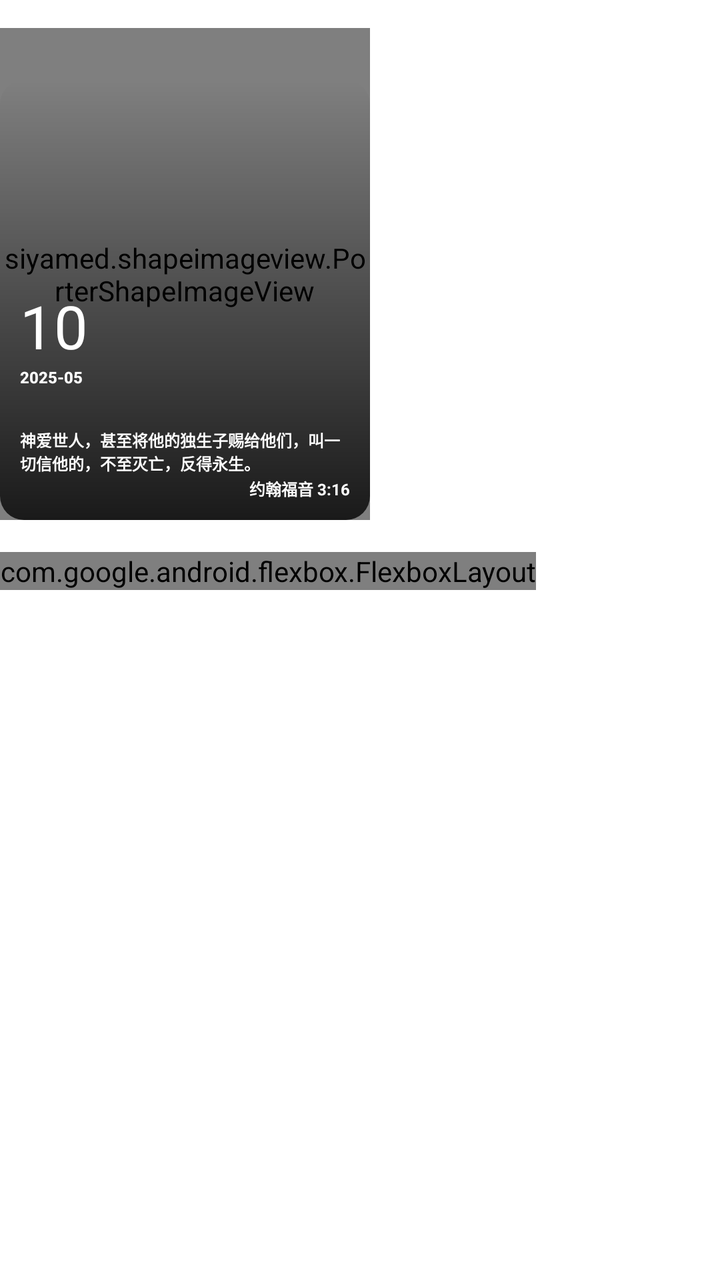
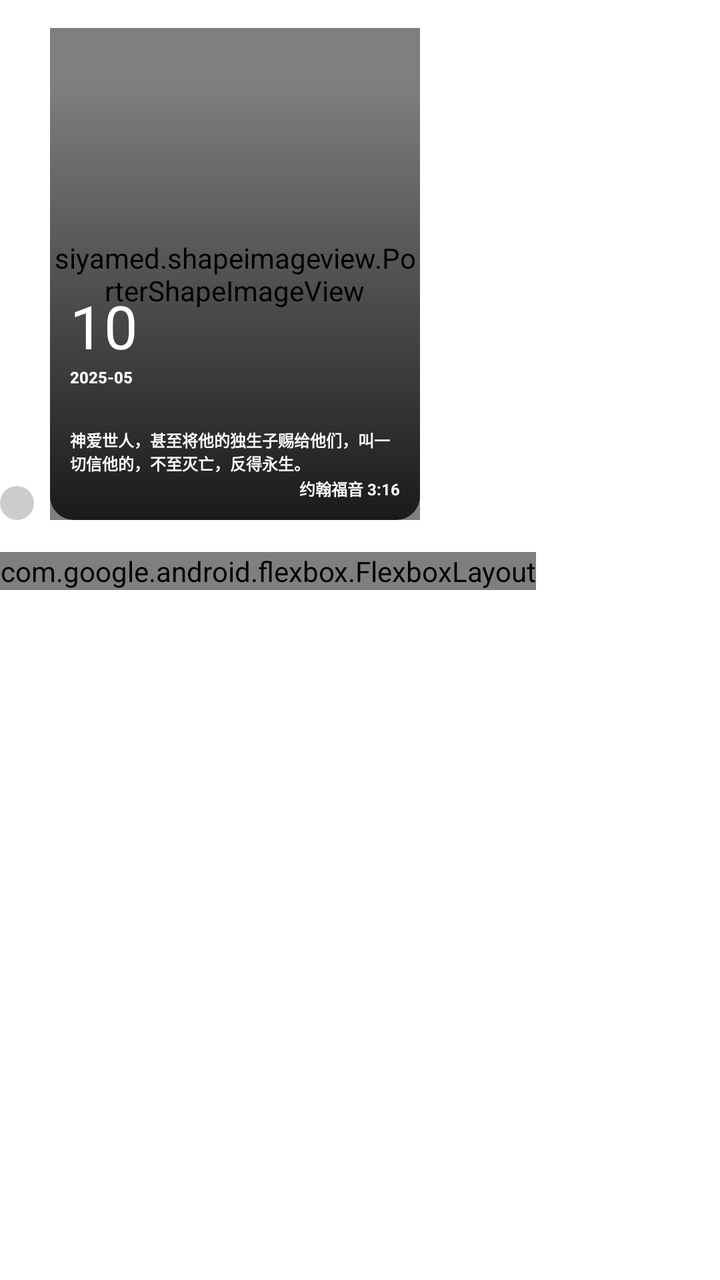

An Android layout rendered at two revisions. The XML below is the earlier revision; the diff shows what the commit changed to produce the second picture.
<!-- AndroidManifest.xml: application theme GGTheme -->
<!-- res/layout/item_feed_daily_gw.xml -->
<LinearLayout xmlns:android="http://schemas.android.com/apk/res/android"
    xmlns:app="http://schemas.android.com/apk/res-auto"
    xmlns:tools="http://schemas.android.com/tools"
    android:id="@id/root"
    android:layout_width="match_parent"
    android:layout_height="wrap_content"
    android:layout_marginLeft="16dp"
    android:layout_marginTop="8dp"
    android:layout_marginRight="16dp"
    android:layout_marginBottom="8dp"
    android:orientation="vertical"
    app:alignItems="flex_end"
    app:flexDirection="column"
    app:flexWrap="wrap">

    <FrameLayout
        android:id="@+id/image_container"
        android:layout_width="185dp"
        android:layout_height="246dp"
        android:layout_marginTop="14dp"
        android:background="@drawable/bubble_bible_image"
        android:orientation="vertical"
        app:layout_alignSelf="flex_start">
        

        <siyamed.shapeimageview.PorterShapeImageView
            android:id="@id/image"
            android:layout_width="185dp"
            android:layout_height="246dp"
            android:layout_gravity="center|start"
            android:adjustViewBounds="true"
            android:scaleType="centerCrop"
            app:siShape="@drawable/shape_image_bubble"
            app:siSquare="false" />

        

        <LinearLayout
            android:id="@+id/content"
            android:layout_width="match_parent"
            android:layout_height="220dp"
            android:background="@drawable/gradient_bible_image"
            android:gravity="start"
            android:layout_gravity="bottom"
            android:padding="10dp"
            android:orientation="vertical">

            <View
                android:layout_width="1dp"
                android:layout_height="0dp"
                android:layout_weight="1" />

            <TextView
                android:id="@+id/day"
                android:layout_width="wrap_content"
                android:layout_height="wrap_content"
                android:text="10"
                android:textColor="@color/white"
                android:textSize="30sp" />

            <TextView
                android:id="@+id/month"
                android:layout_width="wrap_content"
                android:layout_height="wrap_content"
                android:fontFamily="sans-serif-medium"
                android:text="2025-05"
                android:textColor="@color/white"
                android:textSize="8sp"
                android:textStyle="bold" />

            <TextView
                android:id="@+id/bible"
                android:layout_width="wrap_content"
                android:layout_height="wrap_content"
                android:layout_marginTop="20dp"
                android:fontFamily="sans-serif-medium"
                android:text="神爱世人，甚至将他的独生子赐给他们，叫一切信他的，不至灭亡，反得永生。"
                android:textColor="@color/white"
                android:textSize="8sp"
                android:textStyle="bold" />

            <TextView
                android:id="@+id/reference"
                android:layout_width="wrap_content"
                android:layout_height="wrap_content"
                android:layout_gravity="right"
                android:layout_marginTop="1dp"
                android:text="约翰福音 3:16"
                android:textColor="@color/white"
                android:textSize="8sp"
                android:textStyle="bold" />

        </LinearLayout>

    </FrameLayout>

    
    <com.google.android.flexbox.FlexboxLayout
        android:layout_width="wrap_content"
        android:layout_height="wrap_content"
        android:layout_marginTop="16dp"
        app:alignItems="center"
        app:flexDirection="row"
        app:justifyContent="flex_start"
        app:layout_alignSelf="flex_start">

        <ImageView
            android:id="@+id/btn_pray"
            style="@style/FeedOperator"
            android:visibility="gone"
            android:src="@mipmap/ic_pray" />

        <ImageView
            android:id="@+id/btn_download"
            style="@style/FeedOperator"
            android:layout_marginStart="0dp"
            android:src="@mipmap/ic_download_black" />

        <ImageView
            android:id="@+id/btn_share_image"
            style="@style/FeedOperator"
            android:src="@mipmap/ic_share_black" />
    </com.google.android.flexbox.FlexboxLayout>



























































</LinearLayout>
<!-- resources referenced by this layout -->
<resources>
  <color name="white">#FFFFFFFF</color>
  <!-- drawable bubble_bible_image (drawable) -->
  <shape xmlns:android="http://schemas.android.com/apk/res/android"
      android:shape="rectangle">
      
      <corners android:radius="12dp" />
  
      
      <solid android:color="#FAFAFA" /> 
  
  
  
  
  
  </shape>
  <!-- drawable gradient_bible_image (drawable) -->
  <layer-list xmlns:android="http://schemas.android.com/apk/res/android">
      <item>
          <shape android:shape="rectangle">
              <corners android:radius="12dp" />
              <gradient
                  android:startColor="#00191212"
                  android:endColor="#CC000000"
                  android:angle="270"/>
          </shape>
      </item>
  </layer-list>
  
  
  <!-- drawable shape_image_bubble (drawable) -->
  <shape xmlns:android="http://schemas.android.com/apk/res/android"
      android:shape="rectangle">
  
      <corners
          android:bottomLeftRadius="12dp"
          android:bottomRightRadius="12dp"
          android:topLeftRadius="12dp"
          android:topRightRadius="12dp" />
  
      <solid android:color="@color/selector_feed_button" />
  
  </shape>
  <!-- mipmap ic_download_black: png bitmap (mipmap-hdpi, 1435 bytes) -->
  <!-- mipmap ic_pray: png bitmap (mipmap-hdpi, 1844 bytes) -->
  <!-- mipmap ic_share_black: png bitmap (mipmap-hdpi, 1598 bytes) -->
  <style name="FeedOperator">
          <item name="android:layout_width">27dp</item>
          <item name="android:layout_height">27dp</item>
          <item name="android:layout_marginEnd">14dp</item>
          <item name="android:padding">2dp</item>
          <item name="android:background">@drawable/dashed_border_selector</item>
      </style>
  <style name="GGTheme" parent="Theme.MaterialComponents.Light.Bridge">
          <item name="android:windowIsTranslucent">true</item>
  
          
  
          
          <item name="android:windowFullscreen">false</item>
          <item name="windowActionBar">false</item>
          <item name="android:windowActionBar">false</item>
          <item name="windowNoTitle">true</item>
          <item name="android:windowNoTitle">true</item>
          
          <item name="android:windowBackground">@color/white</item>
          
          <item name="android:navigationBarColor">@color/white</item>
          
          <item name="android:statusBarColor">@color/white</item>
  
  
  
  
  
          <item name="colorPrimary">@color/white</item>
          <item name="colorPrimaryDark">#2D8659</item>
  
          <item name="colorAccent">#339966</item>
          <item name="colorControlNormal">@color/text_primary</item>
  
          <item name="outcomingDefaultBubbleColor">#2D8659</item>
          <item name="outcomingDefaultBubblePressedColor">#2D8659</item>
  
  
  
  
      </style>
  <!-- drawable dashed_border_selector (drawable) -->
  <selector xmlns:android="http://schemas.android.com/apk/res/android">
      
      <item android:state_pressed="true">
          <shape android:shape="rectangle">
              
  
              
              <solid android:color="#33000000" />
              <corners android:radius="4dp" />
          </shape>
      </item>
  
  
  
  
  
  
  
  
  
  </selector>
  <color name="text_primary">@android:color/black</color>
</resources>

<!-- the commit's change to res/layout/item_feed_daily_gw.xml (unified diff, before → after) -->
@@ -4,98 +4,110 @@
     android:id="@id/root"
     android:layout_width="match_parent"
     android:layout_height="wrap_content"
-    android:layout_marginLeft="16dp"
+    android:layout_marginLeft="26dp"
     android:layout_marginTop="8dp"
     android:layout_marginRight="16dp"
     android:layout_marginBottom="8dp"
-    android:orientation="vertical"
-    app:alignItems="flex_end"
-    app:flexDirection="column"
-    app:flexWrap="wrap">
+    android:orientation="vertical">
 
-    <FrameLayout
-        android:id="@+id/image_container"
-        android:layout_width="185dp"
-        android:layout_height="246dp"
-        android:layout_marginTop="14dp"
-        android:background="@drawable/bubble_bible_image"
-        android:orientation="vertical"
-        app:layout_alignSelf="flex_start">
-        
+    <LinearLayout
+        android:layout_width="match_parent"
+        android:layout_height="wrap_content"
+        android:orientation="horizontal">
 
-        <siyamed.shapeimageview.PorterShapeImageView
-            android:id="@id/image"
+        <ImageView
+            android:id="@+id/cb_ai_img"
+            android:layout_width="wrap_content"
+            android:layout_height="wrap_content"
+            android:layout_gravity="bottom"
+            android:layout_marginEnd="8dp"
+            android:src="@mipmap/ic_checkbox_disabled"/>
+
+        <FrameLayout
+            android:id="@+id/image_container"
             android:layout_width="185dp"
             android:layout_height="246dp"
-            android:layout_gravity="center|start"
-            android:adjustViewBounds="true"
-            android:scaleType="centerCrop"
-            app:siShape="@drawable/shape_image_bubble"
-            app:siSquare="false" />
+            android:layout_marginTop="14dp"
+            android:background="@drawable/bubble_bible_image"
+            android:orientation="vertical"
+            app:layout_alignSelf="flex_start">
+            
 
-        
+            <siyamed.shapeimageview.PorterShapeImageView
+                android:id="@id/image"
+                android:layout_width="185dp"
+                android:layout_height="246dp"
+                android:layout_gravity="center|start"
+                android:adjustViewBounds="true"
+                android:scaleType="centerCrop"
+                app:siShape="@drawable/shape_image_bubble"
+                app:siSquare="false" />
 
-        <LinearLayout
-            android:id="@+id/content"
-            android:layout_width="match_parent"
-            android:layout_height="220dp"
-            android:background="@drawable/gradient_bible_image"
-            android:gravity="start"
-            android:layout_gravity="bottom"
-            android:padding="10dp"
-            android:orientation="vertical">
+            
 
-            <View
-                android:layout_width="1dp"
-                android:layout_height="0dp"
-                android:layout_weight="1" />
+            <LinearLayout
+                android:id="@+id/content"
+                android:layout_width="match_parent"
+                android:layout_height="220dp"
+                android:layout_gravity="bottom"
+                android:background="@drawable/gradient_bible_image"
+                android:gravity="start"
+                android:orientation="vertical"
+                android:padding="10dp">
 
-            <TextView
-                android:id="@+id/day"
-                android:layout_width="wrap_content"
-                android:layout_height="wrap_content"
-                android:text="10"
-                android:textColor="@color/white"
-                android:textSize="30sp" />
+                <View
+                    android:layout_width="1dp"
+                    android:layout_height="0dp"
+                    android:layout_weight="1" />
 
-            <TextView
-                android:id="@+id/month"
-                android:layout_width="wrap_content"
-                android:layout_height="wrap_content"
-                android:fontFamily="sans-serif-medium"
-                android:text="2025-05"
-                android:textColor="@color/white"
-                android:textSize="8sp"
-                android:textStyle="bold" />
+                <TextView
+                    android:id="@+id/day"
+                    android:layout_width="wrap_content"
+                    android:layout_height="wrap_content"
+                    android:text="10"
+                    android:textColor="@color/white"
+                    android:textSize="30sp" />
 
-            <TextView
-                android:id="@+id/bible"
-                android:layout_width="wrap_content"
-                android:layout_height="wrap_content"
-                android:layout_marginTop="20dp"
-                android:fontFamily="sans-serif-medium"
-                android:text="神爱世人，甚至将他的独生子赐给他们，叫一切信他的，不至灭亡，反得永生。"
-                android:textColor="@color/white"
-                android:textSize="8sp"
-                android:textStyle="bold" />
+                <TextView
+                    android:id="@+id/month"
+                    android:layout_width="wrap_content"
+                    android:layout_height="wrap_content"
+                    android:fontFamily="sans-serif-medium"
+                    android:text="2025-05"
+                    android:textColor="@color/white"
+                    android:textSize="8sp"
+                    android:textStyle="bold" />
 
-            <TextView
-                android:id="@+id/reference"
-                android:layout_width="wrap_content"
-                android:layout_height="wrap_content"
-                android:layout_gravity="right"
-                android:layout_marginTop="1dp"
-                android:text="约翰福音 3:16"
-                android:textColor="@color/white"
-                android:textSize="8sp"
-                android:textStyle="bold" />
+                <TextView
+                    android:id="@+id/bible"
+                    android:layout_width="wrap_content"
+                    android:layout_height="wrap_content"
+                    android:layout_marginTop="20dp"
+                    android:fontFamily="sans-serif-medium"
+                    android:text="神爱世人，甚至将他的独生子赐给他们，叫一切信他的，不至灭亡，反得永生。"
+                    android:textColor="@color/white"
+                    android:textSize="8sp"
+                    android:textStyle="bold" />
 
-        </LinearLayout>
+                <TextView
+                    android:id="@+id/reference"
+                    android:layout_width="wrap_content"
+                    android:layout_height="wrap_content"
+                    android:layout_gravity="right"
+                    android:layout_marginTop="1dp"
+                    android:text="约翰福音 3:16"
+                    android:textColor="@color/white"
+                    android:textSize="8sp"
+                    android:textStyle="bold" />
 
-    </FrameLayout>
+            </LinearLayout>
+
+        </FrameLayout>
+    </LinearLayout>
 
     
     <com.google.android.flexbox.FlexboxLayout
+        android:id="@+id/image_menu"
         android:layout_width="wrap_content"
         android:layout_height="wrap_content"
         android:layout_marginTop="16dp"
@@ -107,8 +119,8 @@
         <ImageView
             android:id="@+id/btn_pray"
             style="@style/FeedOperator"
-            android:visibility="gone"
-            android:src="@mipmap/ic_pray" />
+            android:src="@mipmap/ic_pray"
+            android:visibility="gone" />
 
         <ImageView
             android:id="@+id/btn_download"
@@ -123,61 +135,61 @@
     </com.google.android.flexbox.FlexboxLayout>
 
 
+    
+    
+    
+    
+    
+    
+    
+    
+    
+    
+    
+    
+    
+    
+    
+    
+    
+    
 
+    
+    
+    
+    
+    
+    
+    
+    
+    
+    
+    
+    
+    
+    
+    
+    
+    
+    
 
-
-
-
-
-
-
-
-
-
-
-
-
-
-
-
-
-
-
-
-
-
-
-
-
-
-
-
-
-
-
-
-
-
-
-
-
-
-
-
-
-
-
-
-
-
-
-
-
-
-
-
-
-
-
+    
+    
+    
+    
+    
+    
+    
+    
+    
+    
+    
+    
+    
+    
+    
+    
+    
+    
 
 </LinearLayout>
<!-- resource entries referenced after the edit -->
@@ -42,6 +42,7 @@
       <solid android:color="@color/selector_feed_button" />
   
   </shape>
+  <!-- mipmap ic_checkbox_disabled: png bitmap (mipmap-hdpi, 707 bytes) -->
   <!-- mipmap ic_download_black: png bitmap (mipmap-hdpi, 1435 bytes) -->
   <!-- mipmap ic_pray: png bitmap (mipmap-hdpi, 1844 bytes) -->
   <!-- mipmap ic_share_black: png bitmap (mipmap-hdpi, 1598 bytes) -->
